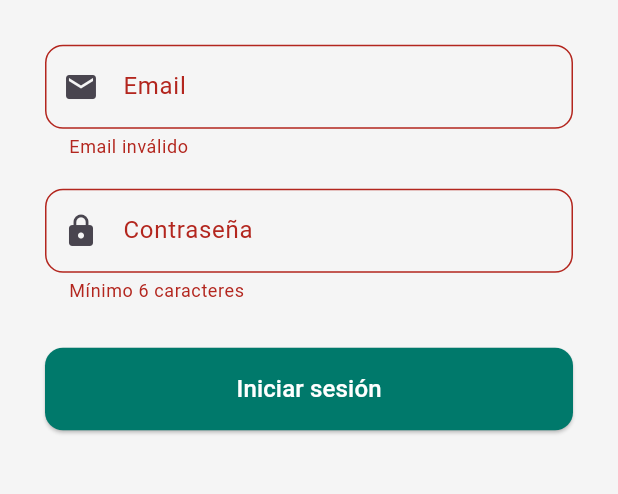
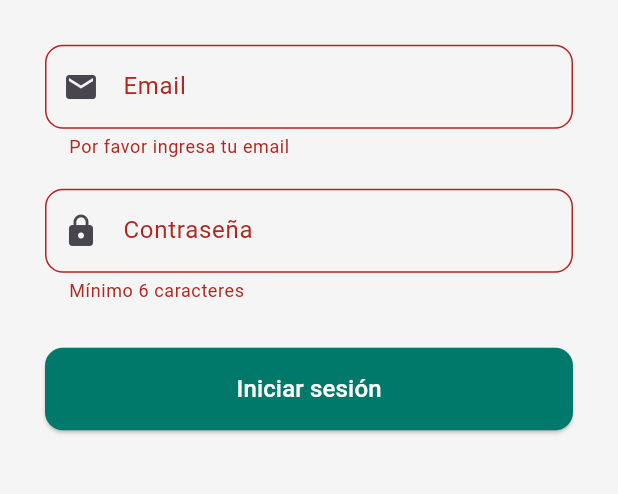
Before and after one commit to Magdasanhueza/historial_recetas, a Flutter app: the screen it shows after launch, after a tap on "Comenzar", after a tap on "Iniciar sesión", on a phone screen of 412 x 824 dp, the part 478-972 px from its top. Run offline on Flutter 3.47's test engine with Material 3 defaults, Android fonts, the light colour scheme and no system bars.

Commit message:
REGEX email

```diff
--- a/lib/screens/login.dart
+++ b/lib/screens/login.dart
@@ -49,14 +49,18 @@ class _LoginScreenState extends State<LoginScreen> {
                           borderRadius: BorderRadius.circular(12),
                         ),
                       ),
-                      validator: (value) =>
-                          value == null || !value.contains('@') ? 'Email inválido' : null,
-                      onSaved: (value) => _email = value!,
+                      validator: (value) {
+                        if (value == null || value.trim().isEmpty) {
+                          return 'Por favor ingresa tu email';
+                        }
 
-                       onFieldSubmitted: (_) {
-                        _formKey.currentState!.save();
-                        _submit();
-                      },
+                        final emailRegex = RegExp(
+                          r'^[a-zA-Z0-9._%+-]+@[a-zA-Z0-9.-]+\.[a-zA-Z]{2,6}$' );
+                        if (!emailRegex.hasMatch(value.trim())) {
+                          return 'Email inválido (ej.magda@magdasanhueza.org)';
+                        }
+                        return null; // Email válido
+                      }
                     ),
                     SizedBox(height: 20),
                     // Campo Contraseña
```
